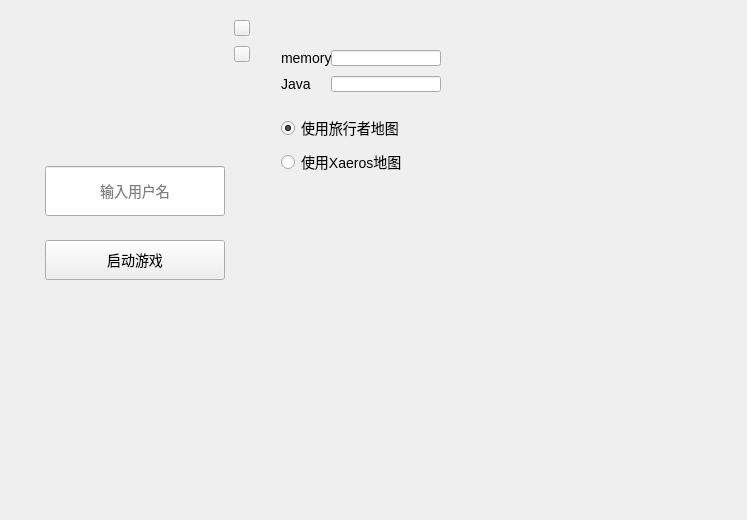
This is minecraftwrapper.ui in pipibie/mw as Qt 5 draws it before an edit. The edited form follows.
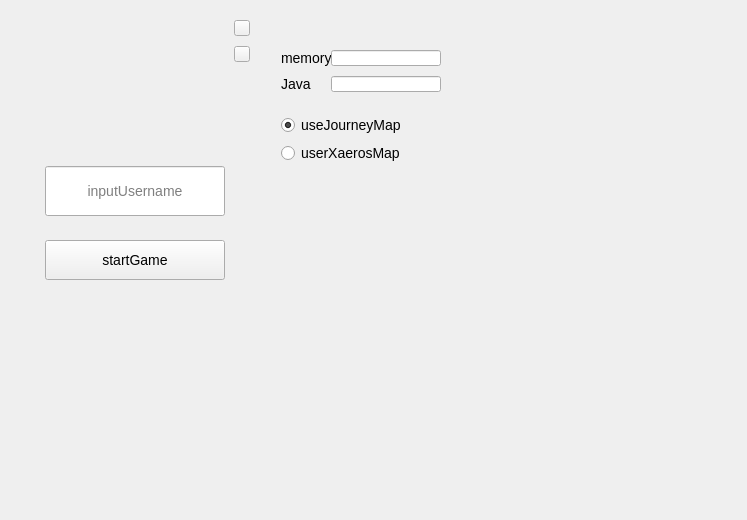
This is the edited form. Icons and pictures are not drawn.

Commit message: i18n prepare

Diff of the .ui file:
```diff
--- a/minecraftwrapper.ui
+++ b/minecraftwrapper.ui
@@ -93,7 +93,7 @@
       <string notr="true"/>
      </property>
      <property name="text">
-      <string>启动游戏</string>
+      <string>startGame</string>
      </property>
     </widget>
     <widget class="QLineEdit" name="usernameEdit">
@@ -115,7 +115,7 @@
       <set>Qt::AlignCenter</set>
      </property>
      <property name="placeholderText">
-      <string>输入用户名</string>
+      <string>inputUsername</string>
      </property>
     </widget>
     <zorder>settingButton</zorder>
@@ -228,7 +228,7 @@
         <item>
          <widget class="QRadioButton" name="useJourneyRadioButton">
           <property name="text">
-           <string>使用旅行者地图</string>
+           <string>useJourneyMap</string>
           </property>
           <property name="checked">
            <bool>true</bool>
@@ -238,7 +238,7 @@
         <item>
          <widget class="QRadioButton" name="useXaerosRadioButton">
           <property name="text">
-           <string>使用Xaeros地图</string>
+           <string>userXaerosMap</string>
           </property>
          </widget>
         </item>
```
The commit also changes 1 other file.
